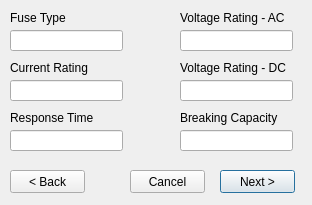
Above: AltiumPartsDB/fuse_dlg.ui from fierst/parts-db-editor before the change. Below: the same form after it.
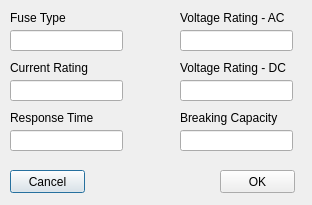
That is the form after the change.

```diff
--- a/AltiumPartsDB/fuse_dlg.ui
+++ b/AltiumPartsDB/fuse_dlg.ui
@@ -154,23 +154,10 @@
     <string>Voltage Rating - DC</string>
    </property>
   </widget>
-  <widget class="QPushButton" name="btn_next">
-   <property name="geometry">
-    <rect>
-     <x>220</x>
-     <y>170</y>
-     <width>75</width>
-     <height>23</height>
-    </rect>
-   </property>
-   <property name="text">
-    <string>Next &gt;</string>
-   </property>
-  </widget>
   <widget class="QPushButton" name="btn_cancel">
    <property name="geometry">
     <rect>
-     <x>130</x>
+     <x>10</x>
      <y>170</y>
      <width>75</width>
      <height>23</height>
@@ -183,14 +170,14 @@
   <widget class="QPushButton" name="btn_back">
    <property name="geometry">
     <rect>
-     <x>10</x>
+     <x>220</x>
      <y>170</y>
      <width>75</width>
      <height>23</height>
     </rect>
    </property>
    <property name="text">
-    <string>&lt; Back</string>
+    <string>OK</string>
    </property>
   </widget>
  </widget>
```
Left out of the diff: 18 changed lines with no effect on the pictures.
